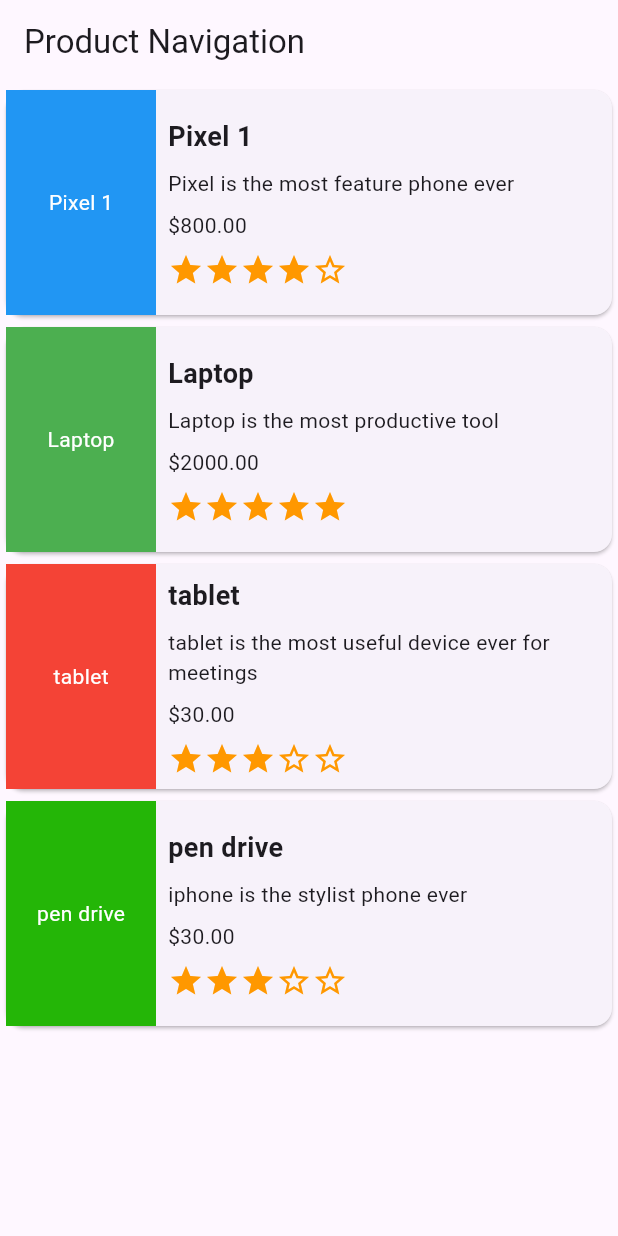
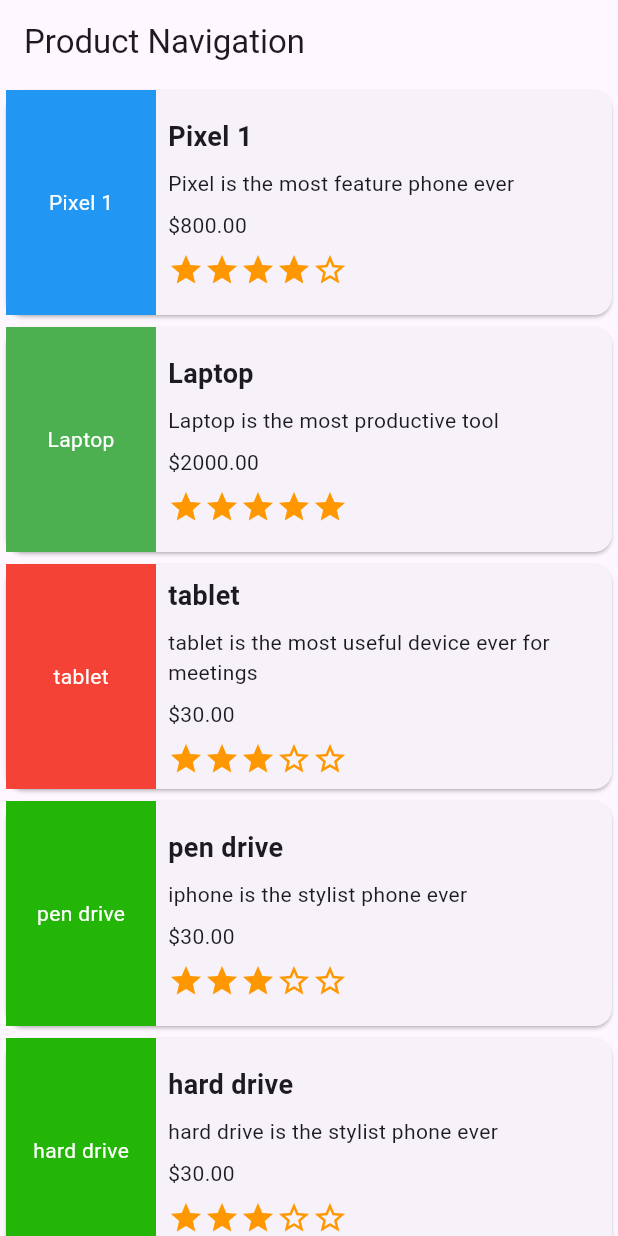
Before and after one commit to Simeon-Azeh/Breakout_activity_Breakout_Room9, a Flutter app: the screen it shows after launch, on a phone screen of 412 x 824 dp. Run offline on Flutter 3.47's test engine with Material 3 defaults, Android fonts, the phone set to English and light mode, and no system bars.

Commit message:
Add hard drive product to navigation page

```diff
--- a/lib/product_navigation_page.dart
+++ b/lib/product_navigation_page.dart
@@ -28,6 +28,13 @@
     Product(
       name: 'pen drive',
       description: 'iphone is the stylist phone ever',
+      price: 30.0,
+      backgroundColor: const Color.fromARGB(255, 36, 182, 7),
+      rating: 3,
+    ),
+      Product(
+      name: 'hard drive',
+      description: 'hard drive is the stylist phone ever',
       price: 30.0,
       backgroundColor: const Color.fromARGB(255, 36, 182, 7),
       rating: 3,
```
